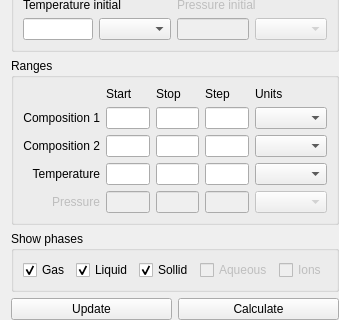
Before: the Qt Designer form src/calculationparameters.ui in alexonemore/atc, drawn with Qt 5; both pictures show x 0 to 339 and y 281 to 601 of the 339 by 601 pixel window.
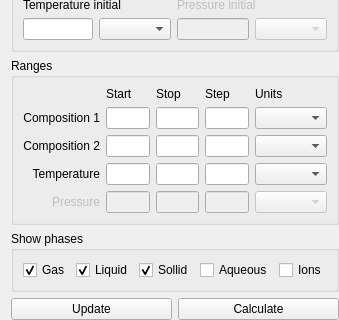
After: the same form once the commit is applied.

```diff
--- a/src/calculationparameters.ui
+++ b/src/calculationparameters.ui
@@ -563,7 +563,7 @@
       <item>
        <widget class="QCheckBox" name="checkBox">
         <property name="enabled">
-         <bool>false</bool>
+         <bool>true</bool>
         </property>
         <property name="text">
          <string>Aqueous</string>
@@ -573,7 +573,7 @@
       <item>
        <widget class="QCheckBox" name="checkBox_2">
         <property name="enabled">
-         <bool>false</bool>
+         <bool>true</bool>
         </property>
         <property name="text">
          <string>Ions</string>
```
Left out of the diff: 4 changed lines with no effect on the pictures.
